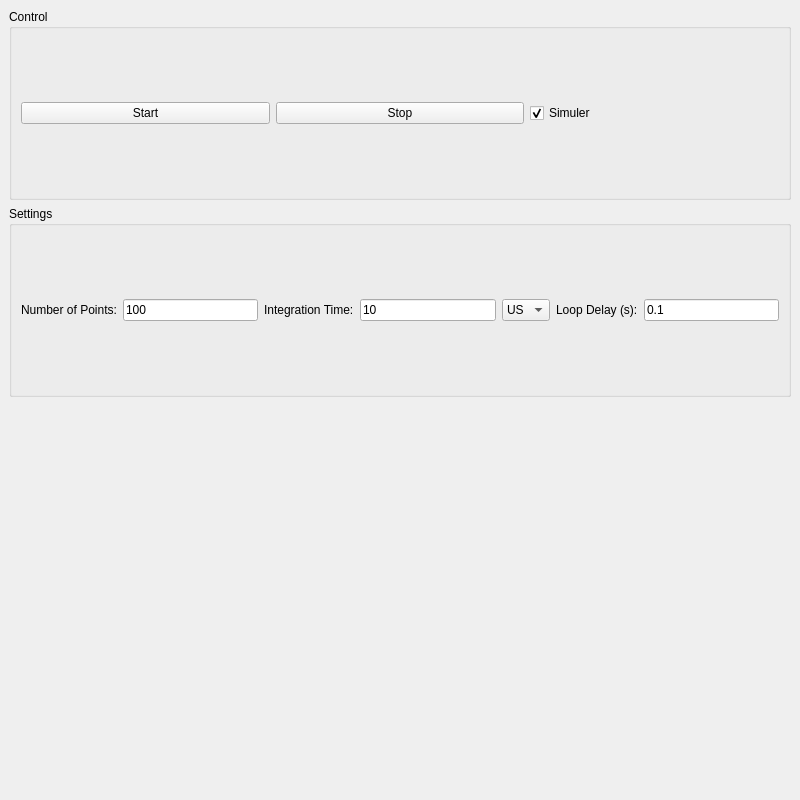
First picture: the form in n7745c_gui.ui, repository FabL91/N7745C-Pyro-New, before the edit.
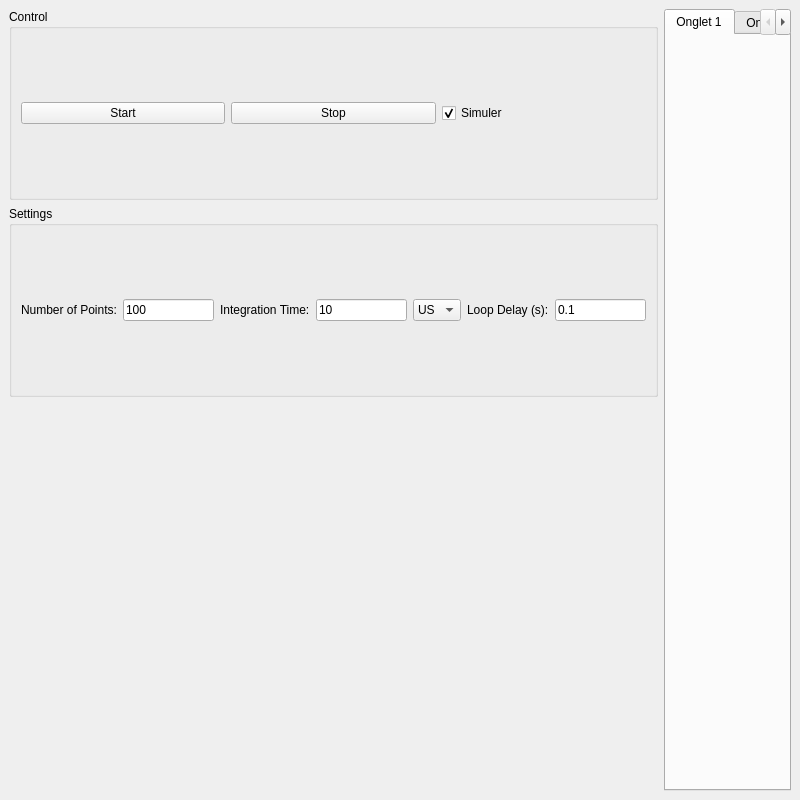
Second picture: the form after the edit.

Commit message: Ajout de QTaBWidget

The edit to the form file:
```diff
--- a/n7745c_gui.ui
+++ b/n7745c_gui.ui
@@ -14,6 +14,8 @@
    <string>N7745C Continuous Logging</string>
   </property>
   <widget class="QWidget" name="centralwidget">
+   <layout class="QHBoxLayout" name="mainHorizontalLayout">
+    <item>
    <layout class="QVBoxLayout" name="verticalLayout">
     <item>
      <widget class="QGroupBox" name="controlGroupBox">
@@ -123,6 +125,25 @@
     </item>
     <item>
      <widget class="QWidget" name="plotWidget2" native="true"/>
+      </item>
+     </layout>
+    </item>
+    <item>
+     <widget class="QTabWidget" name="tabWidget">
+      <property name="tabPosition">
+       <enum>QTabWidget::North</enum>
+      </property>
+      <widget class="QWidget" name="tab1">
+       <attribute name="title">
+        <string>Onglet 1</string>
+       </attribute>
+      </widget>
+      <widget class="QWidget" name="tab2">
+       <attribute name="title">
+        <string>Onglet 2</string>
+       </attribute>
+      </widget>
+     </widget>
     </item>
    </layout>
   </widget>
```
Lines whose indentation alone changed are shown as unchanged.
